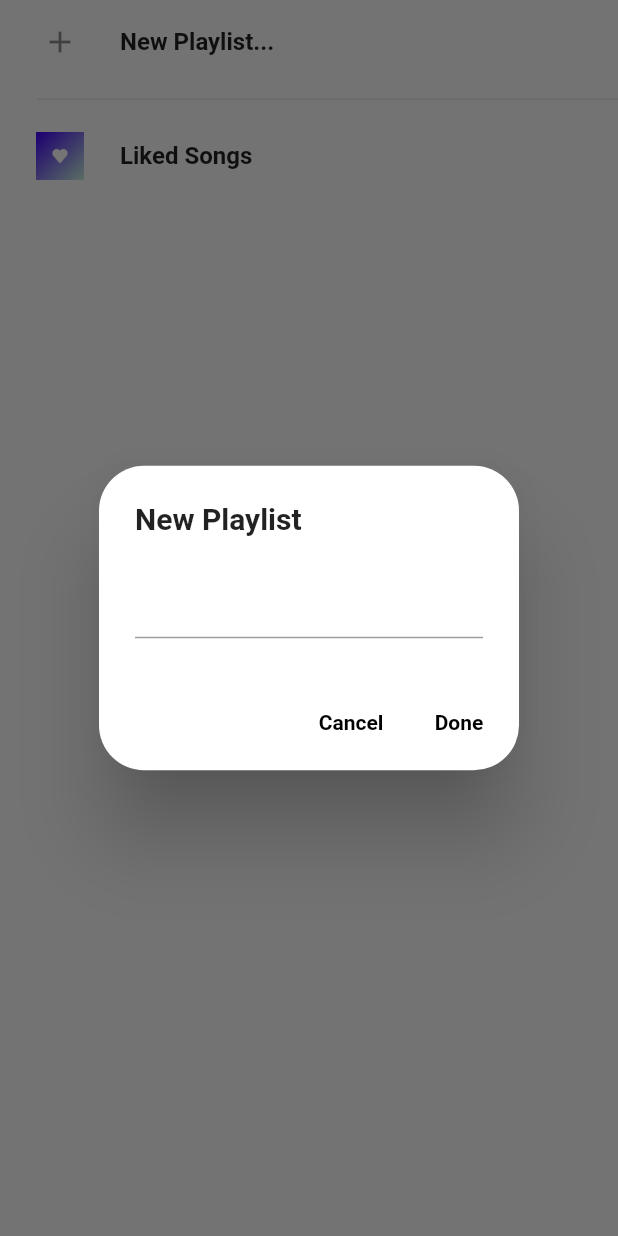
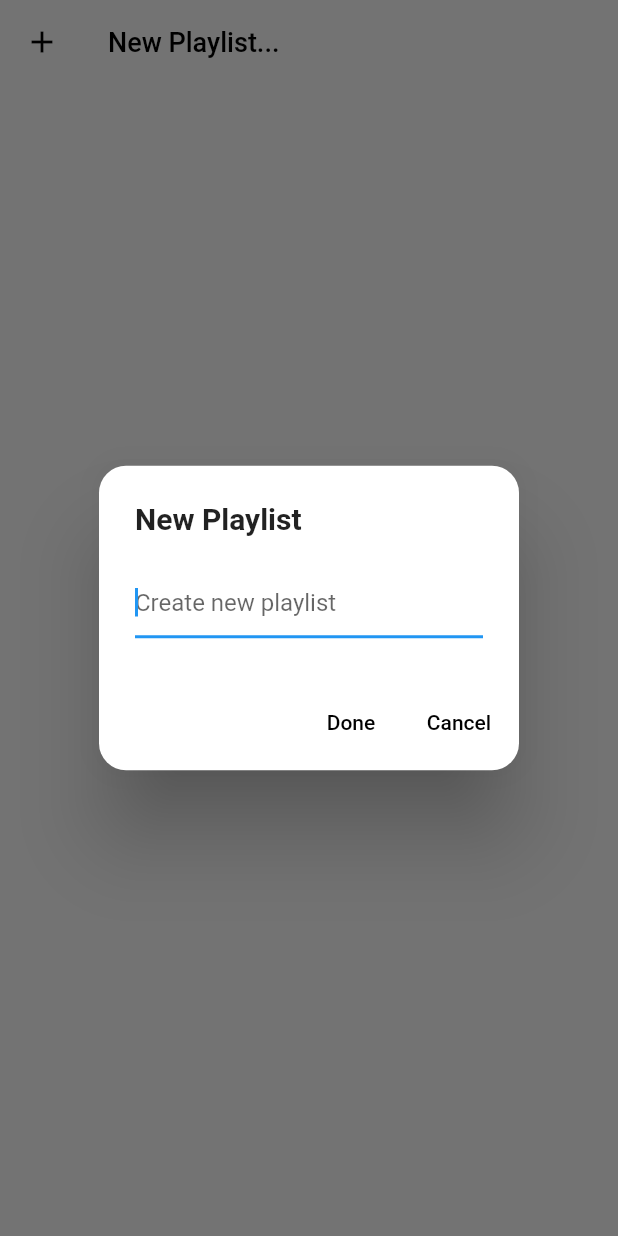
Before and after one commit to sarangvs/LyricaSample, a Flutter app: the Myplaylist screen opened directly, after a tap on "New Playlist...", on a phone screen of 412 x 824 dp. Run offline on Flutter 3.47's test engine with Material 2 defaults, Android fonts, the phone set to English and light mode, and no system bars; our stand-ins replace audio_service, audio_video_progress_bar, get_it, just_audio, marquee, on_audio_query and 1 more; accounts and stored records are empty.

Commit message:
playlist folder added

```diff
--- a/lib/Database/database_handler.dart
+++ b/lib/Database/database_handler.dart
@@ -8,34 +8,35 @@ class DatabaseHandler {
 
   Future<Database> initializeDB() async {
     String dbpath = await getDatabasesPath();
-    return openDatabase(join(dbpath, "favourite.db"),
+    return openDatabase(join(dbpath, "favSongDB.db"),
       version: 1,
       onCreate: (database, version,) async {
+        print("Creating favourite SONG");
         await database.execute(
-          "CREATE TABLE songs(id INTEGER PRIMARY KEY AUTOINCREMENT,name TEXT NOT NULL,num INTEGER NOT NULL,location TEXT NOT NULL)",);
+          "CREATE TABLE users(id INTEGER PRIMARY KEY AUTOINCREMENT,name TEXT NOT NULL,num INTEGER NOT NULL,location TEXT NOT NULL)",);
       },);
   }
 
-  Future <int> insertSong(List<Song>songs) async {
+  Future <int> insertUser(List<User>users) async {
     int result = 0;
     final Database db = await initializeDB();
-    for (var song in songs) {
-      result = await db.insert('songs', song.toMap());
+    for (var user in users) {
+      result = await db.insert('users', user.toMap());
     }
     return result;
   }
 
-  Future <List<Song>> retrieveSongs() async {
+  Future <List<User>> retrieveUsers() async {
     final Database db = await initializeDB();
-    final List <Map<String, Object?>>queryResult = await db.query('songs');
-    debugPrint("Query result: $queryResult");
-    return queryResult.map((e) => Song.fromMap(e)).toList();
+    final List <Map<String, Object?>>queryResult = await db.query('users');
+    debugPrint("Queryresult: $queryResult");
+    return queryResult.map((e) => User.fromMap(e)).toList();
   }
 
-  Future<void> deleteSongs(int id) async {
+  Future<void> deleteUser(int id) async {
     final db = await initializeDB();
     await db.delete(
-      'songs',
+      'users',
       where: "id = ?",
       whereArgs: [id],
     );
--- a/lib/Database/db.dart
+++ b/lib/Database/db.dart
@@ -1,16 +1,16 @@
-class Song {
+class User {
   int? id;
   String name;
   int num;
   String location;
-  Song({
+  User({
     this.id,
     required this.name,
     required this.num,
     required this.location,
   });
 
-  Song.fromMap(Map<String, dynamic> res)
+  User.fromMap(Map<String, dynamic> res)
       : id = res['id'],
         name = res['name'],
         num = res['num'],
--- a/lib/my_playlist.dart
+++ b/lib/my_playlist.dart
@@ -1,6 +1,9 @@
-
+import 'dart:io';
 import 'package:flutter/material.dart';
+import 'package:flutter/widgets.dart';
+import 'package:musicplayer/main.dart';
 import 'package:musicplayer/playlist_screen.dart';
+import 'package:path_provider/path_provider.dart';
 
 class Myplaylist extends StatefulWidget {
   const Myplaylist({Key? key}) : super(key: key);
@@ -10,124 +13,247 @@ class Myplaylist extends StatefulWidget {
 }
 
 class _MyplaylistState extends State<Myplaylist> {
+
+  /// CREATE FOLDER IN APP
+  Future<String> createFolderInAppDocDir(String folderName) async {
+    //Get this App Document Directory
+
+    final Directory _appDocDir = await getApplicationDocumentsDirectory();
+    //App Document Directory + folder name
+    final Directory _appDocDirFolder =
+    Directory('${_appDocDir.path}/$folderName/');
+
+    if (await _appDocDirFolder.exists()) {
+      //if folder already exists return path
+      return _appDocDirFolder.path;
+    } else {
+      //if folder not exists create folder and then return its path
+      final Directory _appDocDirNewFolder =
+      await _appDocDirFolder.create(recursive: true);
+      return _appDocDirNewFolder.path;
+    }
+  }
+         ///FUNCTION FOR CALLING CALLFOLDERCREATION....
+  callFolderCreationMethod(String folderInAppDocDir) async {
+    // ignore: unused_local_variable
+    String actualFileName = await createFolderInAppDocDir(folderInAppDocDir);
+    print(actualFileName);
+    setState(() {});
+  }
+
+          ///SHOW DIALOGUE BOX FOR ADDING FOLDER
+  Future<void> _showMyDialog() async {
+    return showDialog<void>(
+      context: context,
+      barrierDismissible: false, // user must tap button!
+      builder: (BuildContext context) {
+        return AlertDialog(
+          title: const Text('New Playlist',
+              style: TextStyle(
+                  fontFamily: 'Roboto', fontWeight: FontWeight.bold)
+              ),
+          shape: const RoundedRectangleBorder(
+              borderRadius: BorderRadius.all(Radius.circular(18))
+          ),
+          content: StatefulBuilder(
+            builder: (BuildContext context, StateSetter setState) {
+              return TextField(
+                controller: _textFieldController,
+                autofocus: true,
+                decoration: const InputDecoration(hintText: 'Create new playlist'),
+                onChanged: (val) {
+                  setState(() {
+                    userInput = _textFieldController.text;
+                    print(userInput);
+                  });
+                },
+              );
+            },
+          ),
+          actions: <Widget>[
+            TextButton(
+              child: const Text(
+                'Done',
+                style: TextStyle(color: Colors.black),
+              ),
+              onPressed: () async {
+                if (userInput != null) {
+                  await callFolderCreationMethod(userInput);
+                  getDir();
+                  setState(() {
+                    _folders.clear();
+                    userInput = null;
+                  });
+                  Navigator.of(context).pop();
+                }
+              },
+            ),
+            TextButton(
+              child: const Text(
+                'Cancel',
+                style: TextStyle(color: Colors.black),
+              ),
+              onPressed: () {
+                Navigator.of(context).pop();
+              },
+            ),
+          ],
+        );
+      },
+    );
+  }
+
+///FOLDER LIST
+  late List<FileSystemEntity> _folders;
+  Future<void> getDir() async {
+    final directory = await getApplicationDocumentsDirectory();
+    final dir = directory.path;
+    String pdfDirectory = '$dir/';
+    final myDir = Directory(pdfDirectory);
+    setState(() {
+      _folders = myDir.listSync(recursive: true, followLinks: false);
+    });
+    print(_folders);
+  }
+///DELETE DIALOGUE BOX
+  Future<void> _showDeleteDialog(int index) async {
+    return showDialog<void>(
+      context: context,
+      barrierDismissible: false, // user must tap button!
+      builder: (BuildContext context) {
+        return AlertDialog(
+          title: const Text(
+            'Are you sure you want to delete this playlist?',
+          ),
+          shape: const RoundedRectangleBorder(
+            borderRadius: BorderRadius.all(Radius.circular(18))
+          ),
+          actions: <Widget>[
+            TextButton(
+              child: const Text('Yes', style: TextStyle(
+        color: Colors.black,
+          fontWeight: FontWeight.bold,
+        ),),
+              onPressed: () async {
+                await _folders[index].delete();
+                getDir();
+                Navigator.of(context).pop();
+              },
+            ),
+            TextButton(
+              child: const Text('No', style: TextStyle(
+                color: Colors.black,
+                fontWeight: FontWeight.bold,
+              ),),
+              onPressed: () {
+                Navigator.of(context).pop();
+              },
+            ),
+          ],
+        );
+      },
+    );
+  }
+
+
   final TextEditingController _textFieldController = TextEditingController();
+  late var userInput;
+
+
+  @override
+  void initState() {
+    _folders=[];
+    getDir();
+    super.initState();
+  }
+
+  @override
+  void dispose() {
+    _textFieldController.dispose();
+    super.dispose();
+  }
 
   @override
   Widget build(BuildContext context) {
     var Height = MediaQuery.of(context).size.height;
     var Width = MediaQuery.of(context).size.width;
-    return SafeArea(
-      child: Scaffold(
+    return Scaffold(
+      appBar: CustomAppBar(
+        appBar: AppBar(
+          toolbarHeight: 100,
+        backgroundColor: Colors.transparent,
+        elevation: 0,
+        leading: const Icon(Icons.add,color: Colors.black,),
+        title: const Text('New Playlist...',style: TextStyle(color: Colors.black,fontSize: 18),),
+      ), onTap: () {
+          print('appbar print');
+          _showMyDialog();
+      },
+      ),
       body: Stack(
         children: [
-          ListView(
-            shrinkWrap: true,
+    ListView.builder(
+      // padding: const EdgeInsets.symmetric(
+      //   horizontal: 20,
+      //   vertical: 25,
+      // ),
+      itemBuilder: (context, index) {
+        return Container(
+              width: double.infinity,
+            //  padding: const EdgeInsets.all(0),
+              child: Column(
+                mainAxisAlignment: MainAxisAlignment.center,
                 children: [
-              Column(
-                children:   [
-
-                  ListTile(
-                    title: const Text(
-                      'New Playlist...',
-                      style: TextStyle(
-                          fontWeight: FontWeight.bold, color: Colors.black87),
-                      overflow: TextOverflow.ellipsis,
-                      maxLines: 1,
+                  FutureBuilder(
+                      future: getFileType(_folders[index]),
+                      builder: (ctx,snapshot){
+                          return  ListTile(
+                            leading : const Icon(
+                                Icons.folder,
+                                size: 20,
+                                color: Colors.grey,
                               ),
-                    leading: IconButton(
-                      icon: const Icon(Icons.add),
-                      splashColor: Colors.transparent,
-                      highlightColor: Colors.transparent,
+                            title:    Text(_folders[index].path.split('/').last),
+                            trailing: IconButton(
+                              icon: const Icon(Icons.delete),
                               onPressed: (){
-
+                                _showDeleteDialog(index);
                               },
-                    ),
-                    onTap: (){
-                      _displayTextInputDialog(context);
-                    },
-
-                  ),
-                  const Divider(
-                    height: 20,
-                    indent: 25,
-                  ),
-                  ListTile(
-                    title: const Text(
-                      'Liked Songs',
-                      style: TextStyle(
-                          fontWeight: FontWeight.bold, color: Colors.black87),
-                      overflow: TextOverflow.ellipsis,
-                      maxLines: 1,
-                    ),
-                    leading: IconButton(
-                      icon: Image.asset('images/liked-songs.png'),
-                      splashColor: Colors.transparent,
-                      highlightColor: Colors.transparent,
-                      onPressed: (){
-                      },
-                    ),
-                    onTap: (){},
-
-                  ),
-                ],
-              )
-            ],
-          )
-          ],
-        ),
                             ),
                           );
                         }
 
-  Future<void> _displayTextInputDialog(BuildContext context) async {
-    return showDialog(
-        context: context,
-        builder: (context) {
-          return Column(
-            mainAxisAlignment: MainAxisAlignment.center,
-            children: [
-              AlertDialog(
-                shape: RoundedRectangleBorder(
-                    borderRadius: BorderRadius.circular(30)),
-                title: const Text(
-                  'New Playlist',
-                  style: TextStyle(
-                      fontFamily: 'Roboto', fontWeight: FontWeight.bold),
                         ),
-                content: TextField(
-                  onChanged: (value) {},
-                  controller: _textFieldController,
-                  decoration: const InputDecoration(),
+                ],
               ),
-                actions: [
-                  TextButton(
-                    onPressed: () {
-                      Navigator.pop(context);
-                    },
-                    child: const Text(
-                      'Cancel',
-                      style: TextStyle(
-                        color: Colors.black,
-                        fontWeight: FontWeight.bold,
-                      ),
-                    ),
-                  ),
-                  TextButton(
-                    onPressed: () {
-                      Navigator.push(
-                        context,
-                        MaterialPageRoute(
-                            builder: (context) => const PlaylistScreen()),
             );
       },
-                    child: const Text('Done',
-                        style: TextStyle(
-                            color: Colors.black, fontWeight: FontWeight.bold)),
+      itemCount: _folders.length,
+    ),
+
+    ]
     )
-                ],
-              ),
-            ],
     );
-        });
+  }
+  Future getFileType(file)
+  {
+
+    return file.stat();
   }
 }
+
+///CUSTOM APP BAR FOR ONTAP
+class CustomAppBar extends StatelessWidget implements PreferredSizeWidget {
+  final VoidCallback onTap;
+  final AppBar appBar;
+
+   CustomAppBar({ required this.onTap,required this.appBar}) ;
+
+  @override
+  Widget build(BuildContext context) {
+    return  GestureDetector(onTap: onTap,child: appBar);
+  }
+
+  @override
+  Size get preferredSize => const Size.fromHeight(kToolbarHeight);
+}
--- a/pubspec.yaml
+++ b/pubspec.yaml
@@ -49,6 +49,7 @@ dependencies:
   get_it: ^7.2.0
   sqflite: ^2.0.0+4
   path: ^1.8.0
+  path_provider: ^2.0.5
 
 
 
```
Also changed, not shown: lib/favourites.dart (+5 -4 lines), lib/play_screen.dart (+10 -8 lines), pubspec.lock. Lines whose indentation alone changed are shown as unchanged.
